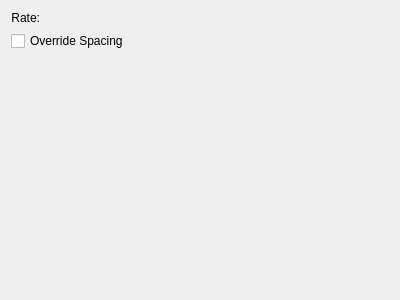
This is plugins/paintops/libpaintop/forms/wdgairbrush.ui in KDE/krita as Qt 5 draws it before an edit. The edited form follows.
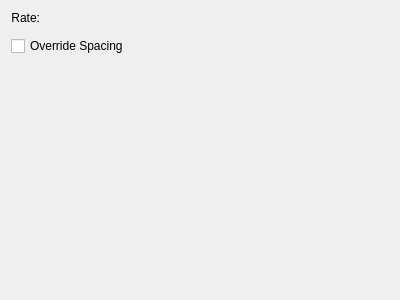
This is the edited form. Custom widgets are drawn as their Qt base class.

Commit message: Reapplying commit d298cfe

```diff
--- a/plugins/paintops/libpaintop/forms/wdgairbrush.ui
+++ b/plugins/paintops/libpaintop/forms/wdgairbrush.ui
@@ -53,7 +53,7 @@
      </item>
     </layout>
    </item>
-   <item row="2" column="0">
+   <item row="3" column="0">
     <spacer name="verticalSpacer">
      <property name="orientation">
       <enum>Qt::Vertical</enum>
@@ -66,13 +66,29 @@
      </property>
     </spacer>
    </item>
-   <item row="1" column="0">
+   <item row="2" column="0">
     <widget class="QCheckBox" name="checkBoxIgnoreSpacing">
      <property name="text">
       <string>Override Spacing</string>
      </property>
     </widget>
    </item>
+   <item row="1" column="0">
+    <spacer name="verticalSpacer_2">
+     <property name="orientation">
+      <enum>Qt::Vertical</enum>
+     </property>
+     <property name="sizeType">
+      <enum>QSizePolicy::Preferred</enum>
+     </property>
+     <property name="sizeHint" stdset="0">
+      <size>
+       <width>20</width>
+       <height>5</height>
+      </size>
+     </property>
+    </spacer>
+   </item>
   </layout>
  </widget>
  <customwidgets>
```
